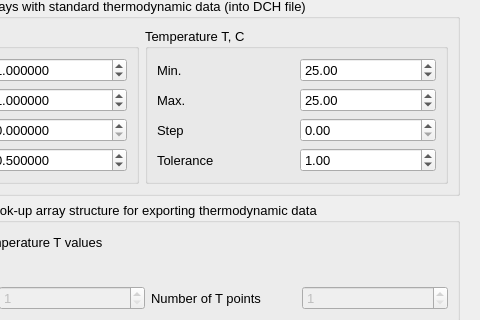
Old version of the form GUI/Dialogs4/LookupDialog4.ui in the repository gemshub/GEMSGUI; both pictures show x 197 to 677 and y 205 to 525 of the 677 by 606 pixel window.
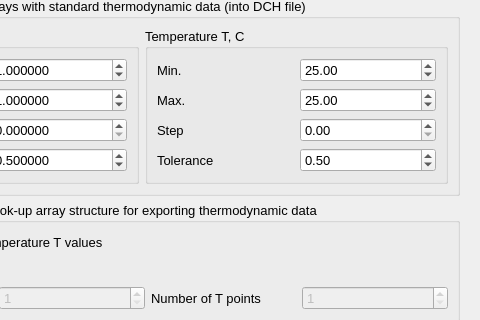
New version of the form.

Commit message: set 0.5 default tol in GEMS export

Diff of the .ui file:
```diff
--- a/GUI/Dialogs4/LookupDialog4.ui
+++ b/GUI/Dialogs4/LookupDialog4.ui
@@ -309,7 +309,7 @@
                 <double>0.100000000000000</double>
                </property>
                <property name="value">
-                <double>1.000000000000000</double>
+                <double>0.500000000000000</double>
                </property>
               </widget>
              </item>
```
Left out of the diff: 7 changed lines with no effect on the pictures.
